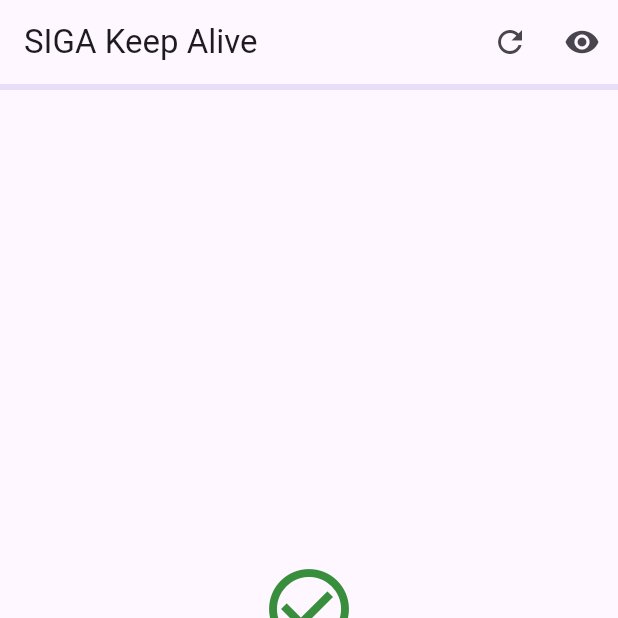
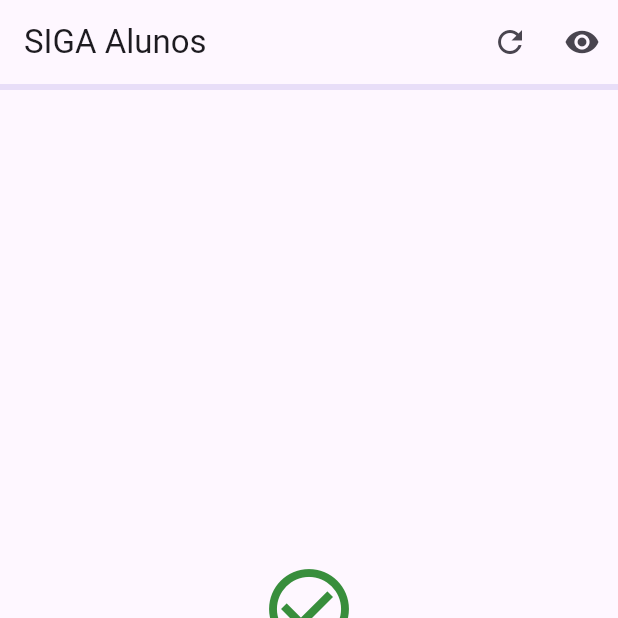
Before and after one commit to Lucasbc47/siga-keep-alive, a Flutter app: the screen it shows after launch, after a tap on the "visibility off" icon, on a phone screen of 412 x 824 dp, the top half of it. Run offline on Flutter 3.47's test engine with Material 3 defaults, Android fonts, the light colour scheme and no system bars; missing offline and left inert: flutter_inappwebview.

Commit message:
chore: alteração de titulo do app ✨

```diff
--- a/lib/main.dart
+++ b/lib/main.dart
@@ -12,7 +12,7 @@ class SigaApp extends StatelessWidget {
   @override
   Widget build(BuildContext context) {
     return MaterialApp(
-      title: 'SIGA Keep Alive',
+      title: 'SIGA Alunos',
       theme: ThemeData(primarySwatch: Colors.red, useMaterial3: true),
       home: const SigaWebView(),
     );
@@ -35,7 +35,7 @@ class _SigaWebViewState extends State<SigaWebView> {
   Widget build(BuildContext context) {
     return Scaffold(
       appBar: AppBar(
-        title: const Text('SIGA Keep Alive'),
+        title: const Text('SIGA Alunos'),
         actions: [
           IconButton(
             icon: const Icon(Icons.refresh),
```
